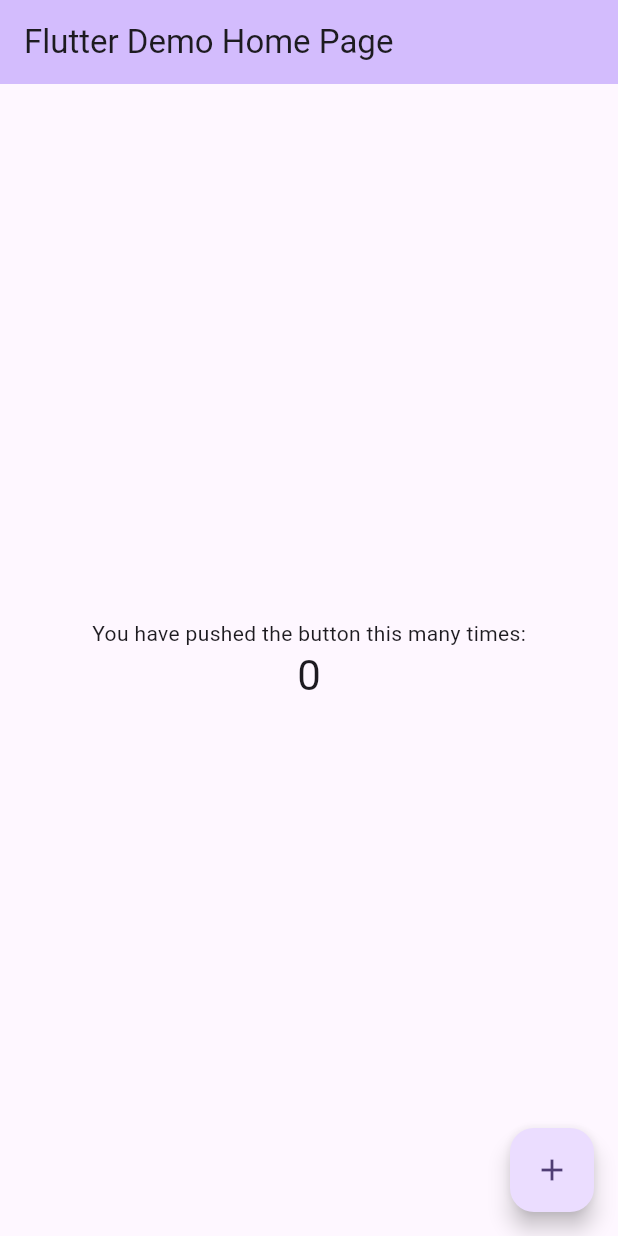
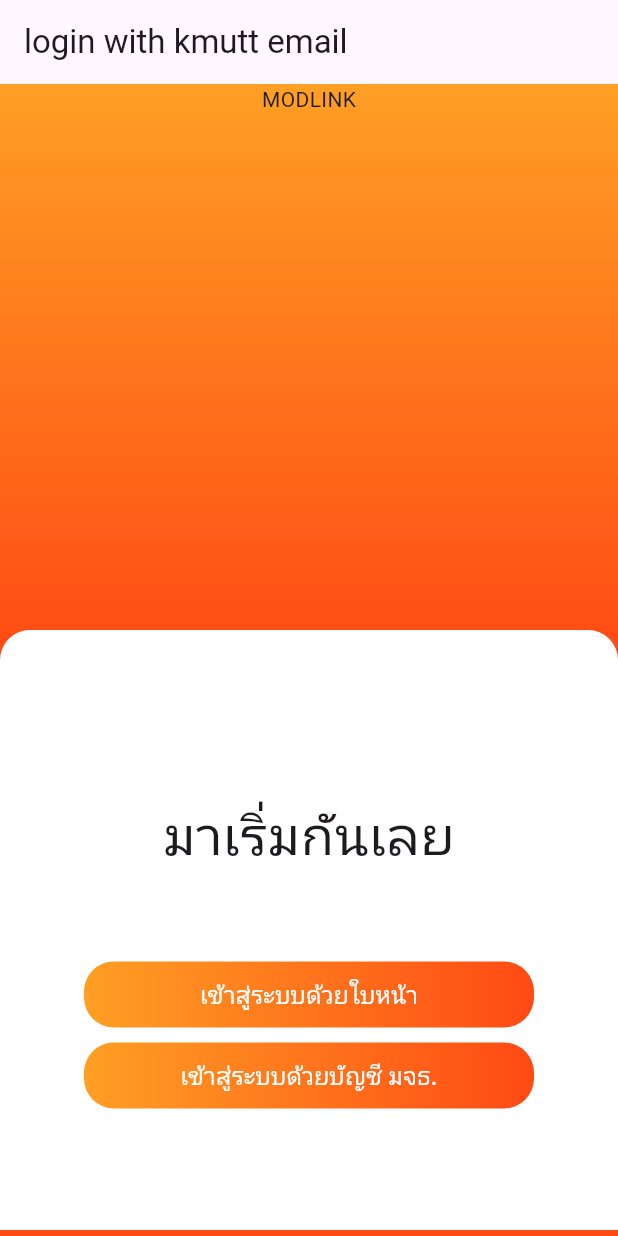
Before and after one commit to MaJuRiO/Modnerd_Application_Senior_project, a Flutter app: the screen it shows after launch, on a phone screen of 412 x 824 dp. Run offline on Flutter 3.47's test engine with Material 3 defaults, Android fonts, the light colour scheme and no system bars.

Commit message:
homeScreen

```diff
--- /dev/null
+++ b/lib/home.dart
@@ -0,0 +1,98 @@
+import 'package:flutter/material.dart';
+
+class HomeScreen extends StatelessWidget {
+  const HomeScreen({super.key});
+
+  @override
+  Widget build(BuildContext context) {
+    return Scaffold(
+      appBar: AppBar(
+        title: const Text("login with kmutt email"),
+      ),
+      body: Container(
+        decoration: const BoxDecoration(
+          gradient: LinearGradient(
+            begin: Alignment.center,
+            end: Alignment.topCenter,
+            colors: [
+              Color.fromRGBO(255, 74, 20, 1.0),
+              Color.fromRGBO(255, 159, 36, 1.0)
+            ], // สีเริ่มต้นและสีสุดท้ายของ Gradient
+          ),
+        ),
+        child: Stack(
+          children: [
+            const Align(alignment: Alignment.topCenter, child: Text("MODLINK")),
+            Padding(
+              padding: const EdgeInsets.fromLTRB(0, 360, 0, 0),
+              child: Center(
+                child: Container(
+                  width: double.infinity,
+                  height: 400,
+                  decoration: const BoxDecoration(
+                    color: Colors.white,
+                    borderRadius: BorderRadius.only(
+                        topLeft: Radius.circular(20),
+                        topRight: Radius.circular(20)),
+                  ),
+                  child: Column(children: [
+                    const Padding(
+                      padding: EdgeInsets.fromLTRB(0, 110, 0, 10),
+                      child: Text(
+                        "มาเริ่มกันเลย",
+                        style: TextStyle(fontSize: 36),
+                      ),
+                    ),
+                    Padding(
+                      padding: const EdgeInsets.fromLTRB(0, 50, 0, 10),
+                      child: Container(
+                        width: 300,
+                        height: 44,
+                        decoration: BoxDecoration(
+                            gradient: const LinearGradient(colors: [
+                              Color.fromRGBO(255, 159, 36, 1.0),
+                              Color.fromRGBO(255, 74, 20, 1.0)
+                            ]),
+                            borderRadius: BorderRadius.circular(20.0)),
+                        child: ElevatedButton(
+                          onPressed: () {},
+                          style: ElevatedButton.styleFrom(
+                              backgroundColor: Colors.transparent,
+                              shadowColor: Colors.transparent),
+                          child: const Text(
+                            'เข้าสู่ระบบด้วยใบหน้า',
+                            style: TextStyle(fontSize: 16, color: Colors.white),
+                          ),
+                        ),
+                      ),
+                    ),
+                    Container(
+                      width: 300,
+                      height: 44,
+                      decoration: BoxDecoration(
+                          gradient: const LinearGradient(colors: [
+                            Color.fromRGBO(255, 159, 36, 1.0),
+                            Color.fromRGBO(255, 74, 20, 1.0)
+                          ]),
+                          borderRadius: BorderRadius.circular(20.0)),
+                      child: ElevatedButton(
+                        onPressed: () {},
+                        style: ElevatedButton.styleFrom(
+                            backgroundColor: Colors.transparent,
+                            shadowColor: Colors.transparent),
+                        child: const Text(
+                          'เข้าสู่ระบบด้วยบัญชี มจธ.',
+                          style: TextStyle(fontSize: 16, color: Colors.white),
+                        ),
+                      ),
+                    ),
+                  ]),
+                ),
+              ),
+            ),
+          ],
+        ),
+      ),
+    );
+  }
+}
--- /dev/null
+++ b/lib/login.dart
@@ -0,0 +1,19 @@
+import 'package:flutter/material.dart';
+
+class LoginScreen extends StatefulWidget {
+  const LoginScreen({super.key});
+
+  @override
+  State<LoginScreen> createState() => _LoginScreenState();
+}
+
+class _LoginScreenState extends State<LoginScreen> {
+  @override
+  Widget build(BuildContext context) {
+    return Scaffold(
+      appBar: AppBar(
+        title: Text("เข้าสู่ระบบ"),
+      ),
+    );
+  }
+}
--- a/lib/main.dart
+++ b/lib/main.dart
@@ -1,125 +1,19 @@
 import 'package:flutter/material.dart';
+import 'package:senior_project/home.dart';
 
 void main() {
-  runApp(const MyApp());
+  runApp(MyApp());
 }
 
 class MyApp extends StatelessWidget {
-  const MyApp({super.key});
-
-  // This widget is the root of your application.
   @override
   Widget build(BuildContext context) {
     return MaterialApp(
       title: 'Flutter Demo',
       theme: ThemeData(
-        // This is the theme of your application.
-        //
-        // TRY THIS: Try running your application with "flutter run". You'll see
-        // the application has a purple toolbar. Then, without quitting the app,
-        // try changing the seedColor in the colorScheme below to Colors.green
-        // and then invoke "hot reload" (save your changes or press the "hot
-        // reload" button in a Flutter-supported IDE, or press "r" if you used
-        // the command line to start the app).
-        //
-        // Notice that the counter didn't reset back to zero; the application
-        // state is not lost during the reload. To reset the state, use hot
-        // restart instead.
-        //
-        // This works for code too, not just values: Most code changes can be
-        // tested with just a hot reload.
-        colorScheme: ColorScheme.fromSeed(seedColor: Colors.deepPurple),
-        useMaterial3: true,
+        primarySwatch: Colors.blue,
       ),
-      home: const MyHomePage(title: 'Flutter Demo Home Page'),
+      home: const HomeScreen(),
     );
   }
 }
-
-class MyHomePage extends StatefulWidget {
-  const MyHomePage({super.key, required this.title});
-
-  // This widget is the home page of your application. It is stateful, meaning
-  // that it has a State object (defined below) that contains fields that affect
-  // how it looks.
-
-  // This class is the configuration for the state. It holds the values (in this
-  // case the title) provided by the parent (in this case the App widget) and
-  // used by the build method of the State. Fields in a Widget subclass are
-  // always marked "final".
-
-  final String title;
-
-  @override
-  State<MyHomePage> createState() => _MyHomePageState();
-}
-
-class _MyHomePageState extends State<MyHomePage> {
-  int _counter = 0;
-
-  void _incrementCounter() {
-    setState(() {
-      // This call to setState tells the Flutter framework that something has
-      // changed in this State, which causes it to rerun the build method below
-      // so that the display can reflect the updated values. If we changed
-      // _counter without calling setState(), then the build method would not be
-      // called again, and so nothing would appear to happen.
-      _counter++;
-    });
-  }
-
-  @override
-  Widget build(BuildContext context) {
-    // This method is rerun every time setState is called, for instance as done
-    // by the _incrementCounter method above.
-    //
-    // The Flutter framework has been optimized to make rerunning build methods
-    // fast, so that you can just rebuild anything that needs updating rather
-    // than having to individually change instances of widgets.
-    return Scaffold(
-      appBar: AppBar(
-        // TRY THIS: Try changing the color here to a specific color (to
-        // Colors.amber, perhaps?) and trigger a hot reload to see the AppBar
-        // change color while the other colors stay the same.
-        backgroundColor: Theme.of(context).colorScheme.inversePrimary,
-        // Here we take the value from the MyHomePage object that was created by
-        // the App.build method, and use it to set our appbar title.
-        title: Text(widget.title),
-      ),
-      body: Center(
-        // Center is a layout widget. It takes a single child and positions it
-        // in the middle of the parent.
-        child: Column(
-          // Column is also a layout widget. It takes a list of children and
-          // arranges them vertically. By default, it sizes itself to fit its
-          // children horizontally, and tries to be as tall as its parent.
-          //
-          // Column has various properties to control how it sizes itself and
-          // how it positions its children. Here we use mainAxisAlignment to
-          // center the children vertically; the main axis here is the vertical
-          // axis because Columns are vertical (the cross axis would be
-          // horizontal).
-          //
-          // TRY THIS: Invoke "debug painting" (choose the "Toggle Debug Paint"
-          // action in the IDE, or press "p" in the console), to see the
-          // wireframe for each widget.
-          mainAxisAlignment: MainAxisAlignment.center,
-          children: <Widget>[
-            const Text(
-              'You have pushed the button this many times:',
-            ),
-            Text(
-              '$_counter',
-              style: Theme.of(context).textTheme.headlineMedium,
-            ),
-          ],
-        ),
-      ),
-      floatingActionButton: FloatingActionButton(
-        onPressed: _incrementCounter,
-        tooltip: 'Increment',
-        child: const Icon(Icons.add),
-      ), // This trailing comma makes auto-formatting nicer for build methods.
-    );
-  }
-}
```
Also changed, not shown: lib/register.dart (added), 1 other file.
